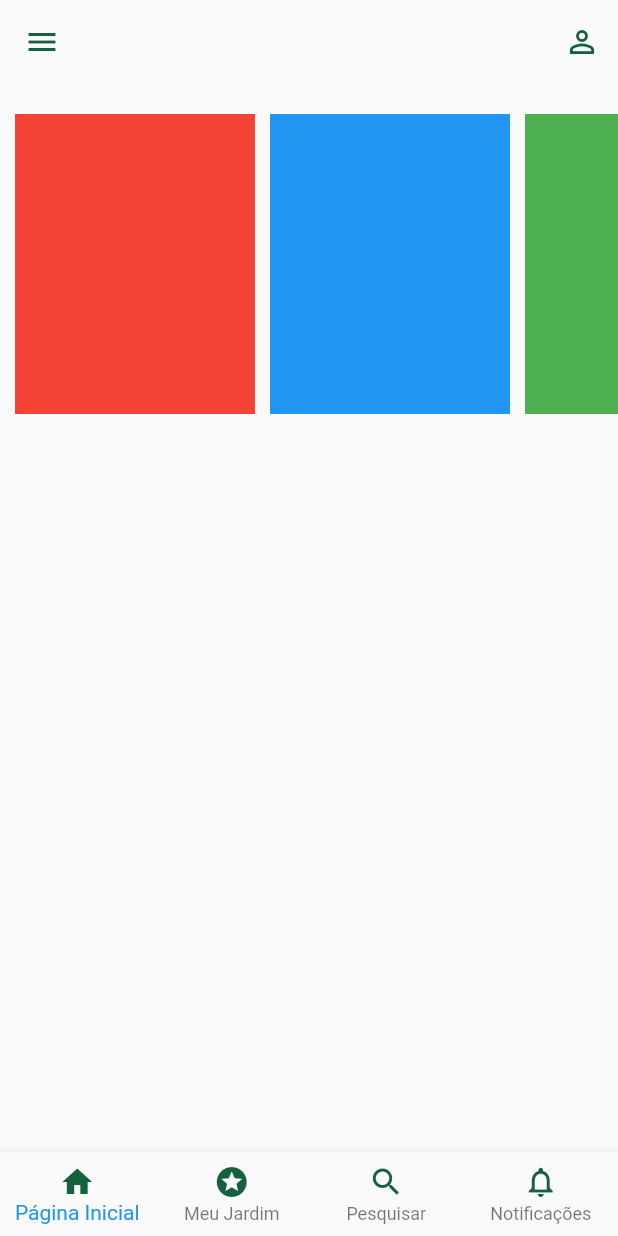
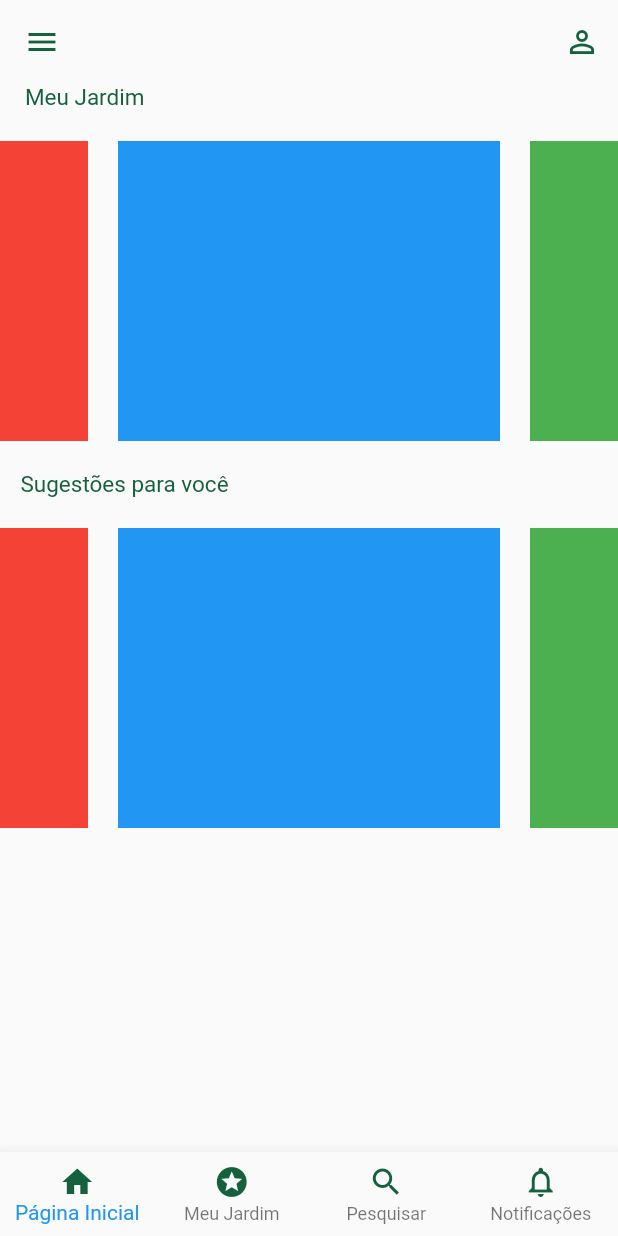
Before and after one commit to kakomarina/shehacks-xeroby, a Flutter app: the meujardim screen opened directly, on a phone screen of 412 x 824 dp. Run offline on Flutter 3.47's test engine with Material 2 defaults, Android fonts, the light colour scheme and no system bars.

Commit message:
Testando AdicionarPlanta

```diff
--- a/xeroby_app/lib/AdicionarPlanta.dart
+++ b/xeroby_app/lib/AdicionarPlanta.dart
@@ -30,8 +30,9 @@ class _AdicionarState extends State<AdicionarPlanta> {
         ),
         Container(
           padding: EdgeInsets.fromLTRB(20.0, 15.0, 20.0, 15.0),
-          border: OutlineInputBorder(borderRadius: BorderRadius.circular(32.0))),
           height: 50,
+          //border: OutlineInputBorder(borderRadius: BorderRadius.circular(32.0)),
+
           color: Colors.white,
           child: ListView.separated(
             padding: const EdgeInsets.all(8),
@@ -39,9 +40,9 @@ class _AdicionarState extends State<AdicionarPlanta> {
             itemBuilder: (BuildContext context, int index) {
             return Container(
               height: 30,
-              color: Colors.white,
+              color: Colors.green,
               child: Center(child: Text('Entry ${iluminacao[index]}', textAlign: TextAlign.center,
-                                        style: style.copyWith(color: Colors.white, fontWeight: FontWeight.bold))),
+                                        style: TextStyle(color: Colors.white, fontWeight: FontWeight.bold))),
               );
           },
             separatorBuilder: (BuildContext context, int index) => const Divider(),
--- a/xeroby_app/lib/meu_jardim.dart
+++ b/xeroby_app/lib/meu_jardim.dart
@@ -2,6 +2,10 @@ import 'package:flutter/material.dart';
 
 
 class meujardim extends StatelessWidget {
+  var controller = PageController(
+    viewportFraction: 2 / 3,
+    initialPage: 1,
+  );
   meujardim({Key key}) : super(key: key);
 
   @override
@@ -27,55 +31,121 @@ class meujardim extends StatelessWidget {
           ],
     ),
       body:  Container(
+        child: Wrap(
+          direction: Axis.horizontal,
+          children: [
+            Container(
+              alignment: Alignment(-0.9, 0.6),
+              child: Text('Meu Jardim',
+                style: TextStyle(
+                    fontSize: 15.0,
+                    color: Color(0xff16613D)
+                ),
+              ),
+            ),
+
+
+            Container(
+              //alignment: Alignment.topRight,
+              margin: EdgeInsets.symmetric(vertical: 20.0),
+              height: 200.0,
+              child: PageView(
+                controller: controller,
+                scrollDirection: Axis.horizontal,
+                children: <Widget>[
+
+                  Container(
+                    margin: EdgeInsets.symmetric(horizontal: 10.0),
+                    width: 160.0,
+                    color: Colors.red,
+                  ),
+
+                  Container(
+                    margin: EdgeInsets.symmetric(horizontal: 10.0),
+                    width: 160.0,
+                    color: Colors.blue,
+                  ),
+
+                  Container(
+                    margin: EdgeInsets.symmetric(horizontal: 10.0),
+                    width: 160.0,
+                    color: Colors.green,
+                  ),
+
+                  Container(
+                    margin: EdgeInsets.symmetric(horizontal: 10.0),
+                    width: 160.0,
+                    color: Colors.yellow,
+                  ),
+
+                  Container(
+                    margin: EdgeInsets.symmetric(horizontal: 10.0),
+                    width: 160.0,
+                    color: Colors.orange,
+                  ),
+
+                ],
+              ),
+            ),
+            Container(
+              alignment: Alignment(-0.9, 0.6),
+              child: Text('Sugestões para você',
+                style: TextStyle(
+                    fontSize: 15.0,
+                    color: Color(0xff16613D)
+                ),
+              ),
+            ),
+
+
+            Container(
               alignment: Alignment.topRight,
               margin: EdgeInsets.symmetric(vertical: 20.0),
               height: 200.0,
-          child: ListView(
+              child: PageView(
+                controller: controller,
                 scrollDirection: Axis.horizontal,
                 children: <Widget>[
+
                   Container(
-                width: 10.0,
-              ),
-              Container(
+                    margin: EdgeInsets.symmetric(horizontal: 10.0),
                     width: 160.0,
                     color: Colors.red,
                   ),
+
                   Container(
-                width: 10.0,
-              ),
-              Container(
+                    margin: EdgeInsets.symmetric(horizontal: 10.0),
                     width: 160.0,
                     color: Colors.blue,
                   ),
+
                   Container(
-                width: 10.0,
-              ),
-              Container(
+                    margin: EdgeInsets.symmetric(horizontal: 10.0),
                     width: 160.0,
                     color: Colors.green,
                   ),
+
                   Container(
-                width: 10.0,
-              ),
-              Container(
+                    margin: EdgeInsets.symmetric(horizontal: 10.0),
                     width: 160.0,
                     color: Colors.yellow,
                   ),
+
                   Container(
-                width: 10.0,
-              ),
-              Container(
+                    margin: EdgeInsets.symmetric(horizontal: 10.0),
                     width: 160.0,
                     color: Colors.orange,
                   ),
-              Container(
-                width: 10.0,
+
+                ],
+              ),
             ),
           ],
         ),
 
 
       ),
+
       bottomNavigationBar: BottomNavigationBar(
         type: BottomNavigationBarType.fixed,
         items: const <BottomNavigationBarItem>[
```
Lines whose indentation alone changed are shown as unchanged.
